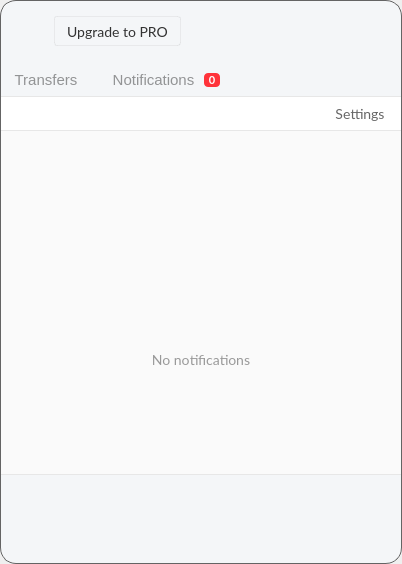
First picture: the form in src/MEGASync/gui/linux/InfoDialog.ui, repository meganz/MEGAsync, before the edit.
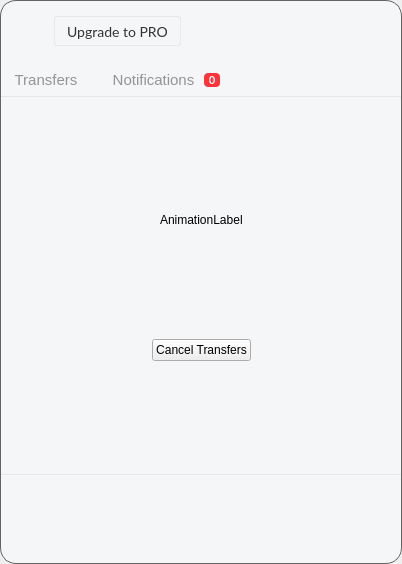
Second picture: the form after the edit. The open tabs and pages were chosen to show the change. Icons and pictures are not drawn. Custom widgets are drawn as their Qt base class.

Commit message: Added UI changes for blocking behaviour. Added new blocking widget.

The edit to the form file:
```diff
--- a/src/MEGASync/gui/linux/InfoDialog.ui
+++ b/src/MEGASync/gui/linux/InfoDialog.ui
@@ -3018,6 +3018,123 @@
                    </item>
                   </layout>
                  </widget>
+                 <widget class="QWidget" name="pScanningTab">
+                  <layout class="QVBoxLayout" name="verticalLayout_27">
+                   <item>
+                    <spacer name="verticalSpacer_7">
+                     <property name="orientation">
+                      <enum>Qt::Vertical</enum>
+                     </property>
+                     <property name="sizeHint" stdset="0">
+                      <size>
+                       <width>20</width>
+                       <height>89</height>
+                      </size>
+                     </property>
+                    </spacer>
+                   </item>
+                   <item>
+                    <layout class="QHBoxLayout" name="horizontalLayout_15">
+                     <item>
+                      <spacer name="horizontalSpacer_16">
+                       <property name="orientation">
+                        <enum>Qt::Horizontal</enum>
+                       </property>
+                       <property name="sizeHint" stdset="0">
+                        <size>
+                         <width>40</width>
+                         <height>20</height>
+                        </size>
+                       </property>
+                      </spacer>
+                     </item>
+                     <item>
+                      <widget class="QLabel" name="lAnimation">
+                       <property name="text">
+                        <string>AnimationLabel</string>
+                       </property>
+                      </widget>
+                     </item>
+                     <item>
+                      <spacer name="horizontalSpacer_17">
+                       <property name="orientation">
+                        <enum>Qt::Horizontal</enum>
+                       </property>
+                       <property name="sizeHint" stdset="0">
+                        <size>
+                         <width>40</width>
+                         <height>20</height>
+                        </size>
+                       </property>
+                      </spacer>
+                     </item>
+                    </layout>
+                   </item>
+                   <item>
+                    <spacer name="verticalSpacer_8">
+                     <property name="orientation">
+                      <enum>Qt::Vertical</enum>
+                     </property>
+                     <property name="sizeHint" stdset="0">
+                      <size>
+                       <width>20</width>
+                       <height>89</height>
+                      </size>
+                     </property>
+                    </spacer>
+                   </item>
+                   <item>
+                    <layout class="QHBoxLayout" name="horizontalLayout_19">
+                     <item>
+                      <spacer name="horizontalSpacer_18">
+                       <property name="orientation">
+                        <enum>Qt::Horizontal</enum>
+                       </property>
+                       <property name="sizeHint" stdset="0">
+                        <size>
+                         <width>40</width>
+                         <height>20</height>
+                        </size>
+                       </property>
+                      </spacer>
+                     </item>
+                     <item>
+                      <widget class="QPushButton" name="pBlockingStageCancel">
+                       <property name="text">
+                        <string>Cancel Transfers</string>
+                       </property>
+                      </widget>
+                     </item>
+                     <item>
+                      <spacer name="horizontalSpacer_19">
+                       <property name="orientation">
+                        <enum>Qt::Horizontal</enum>
+                       </property>
+                       <property name="sizeHint" stdset="0">
+                        <size>
+                         <width>40</width>
+                         <height>20</height>
+                        </size>
+                       </property>
+                      </spacer>
+                     </item>
+                    </layout>
+                   </item>
+                   <item>
+                    <spacer name="verticalSpacer_9">
+                     <property name="orientation">
+                      <enum>Qt::Vertical</enum>
+                     </property>
+                     <property name="sizeHint" stdset="0">
+                      <size>
+                       <width>20</width>
+                       <height>89</height>
+                      </size>
+                     </property>
+                    </spacer>
+                   </item>
+                  </layout>
+                 </widget>
                 </widget>
                </item>
               </layout>
```
The commit also changes 5 other files.
